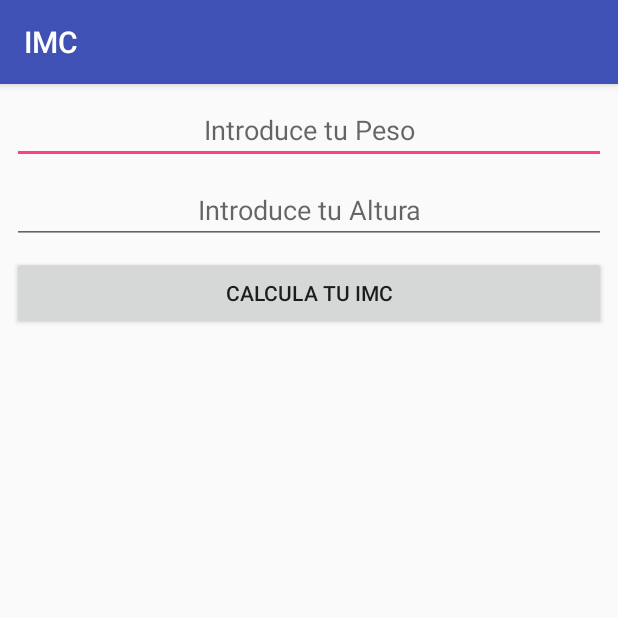
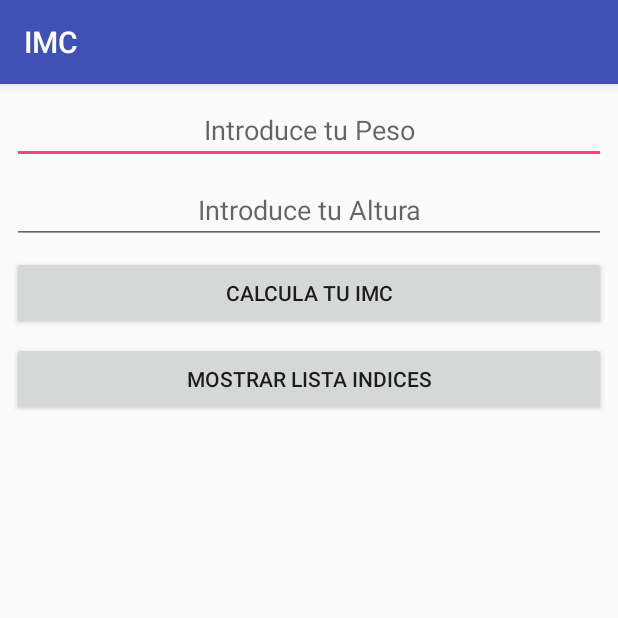
Before and after one commit to diegodf8/IMC, an Android app: the screen it shows after launch (MainActivity), on a phone screen of 412 x 824 dp, the top half of it. Run offline under Robolectric (Android 15) with nearby library versions, the phone set to English and light mode, and no system bars.

Commit message:
Android IMC running

```diff
--- a/app/src/main/AndroidManifest.xml
+++ b/app/src/main/AndroidManifest.xml
@@ -16,6 +16,7 @@
                 <category android:name="android.intent.category.LAUNCHER" />
             </intent-filter>
         </activity>
+        <activity android:name=".ListaActivity"></activity>
     </application>
 
 </manifest>
--- a/app/src/main/java/android/cice/com/imc/MainActivity.java
+++ b/app/src/main/java/android/cice/com/imc/MainActivity.java
@@ -1,5 +1,6 @@
 package android.cice.com.imc;
 
+import android.cice.com.imc.listeners.MostrarListaListener;
 import android.support.v7.app.AppCompatActivity;
 import android.os.Bundle;
 import android.view.View;
@@ -18,6 +19,7 @@ public class MainActivity extends AppCompatActivity {
         final EditText altura = findViewById(R.id.altura);
         final EditText peso = findViewById(R.id.peso);
         Button calcula = findViewById(R.id.calcula);
+        Button mostrarLista = findViewById(R.id.mostrar_lista);
         final TextView resultado = findViewById(R.id.resultado);
 
         calcula.setOnClickListener(new View.OnClickListener() {
@@ -40,5 +42,8 @@ public class MainActivity extends AppCompatActivity {
                 }
             }
         });
+
+        MostrarListaListener mostrarListaListener = new MostrarListaListener(this);
+        mostrarLista.setOnClickListener(mostrarListaListener);
     }
 }
--- /dev/null
+++ b/app/src/main/java/android/cice/com/imc/listeners/MostrarListaListener.java
@@ -0,0 +1,23 @@
+package android.cice.com.imc.listeners;
+
+import android.app.Activity;
+import android.cice.com.imc.ListaActivity;
+import android.content.Context;
+import android.content.Intent;
+import android.view.View;
+
+public class MostrarListaListener implements View.OnClickListener {
+
+    private Context context;
+
+    public MostrarListaListener(Context context){
+        this.context = context;
+    }
+
+
+    @Override
+    public void onClick(View v) {
+        Intent intent = new Intent(context, ListaActivity.class);
+        context.startActivity(intent);
+    }
+}
--- a/app/src/main/res/layout/activity_main.xml
+++ b/app/src/main/res/layout/activity_main.xml
@@ -71,6 +71,20 @@
         app:layout_constraintBottom_toBottomOf="parent"
         app:layout_constraintEnd_toEndOf="parent"
         app:layout_constraintStart_toStartOf="parent"
+        app:layout_constraintTop_toBottomOf="@+id/mostrar_lista" />
+
+    <Button
+        android:id="@+id/mostrar_lista"
+        android:layout_width="match_parent"
+        android:layout_height="49dp"
+        android:layout_marginEnd="8dp"
+        android:layout_marginLeft="8dp"
+        android:layout_marginRight="8dp"
+        android:layout_marginStart="8dp"
+        android:layout_marginTop="8dp"
+        android:text="Mostrar lista indices"
+        app:layout_constraintEnd_toEndOf="parent"
+        app:layout_constraintStart_toStartOf="parent"
         app:layout_constraintTop_toBottomOf="@+id/calcula" />
 
 </android.support.constraint.ConstraintLayout>
```
Also changed, not shown: app/src/main/java/android/cice/com/imc/ListaActivity.java (added, +13 -0 lines), app/src/main/res/layout/activity_lista.xml (added, +16 -0 lines).
